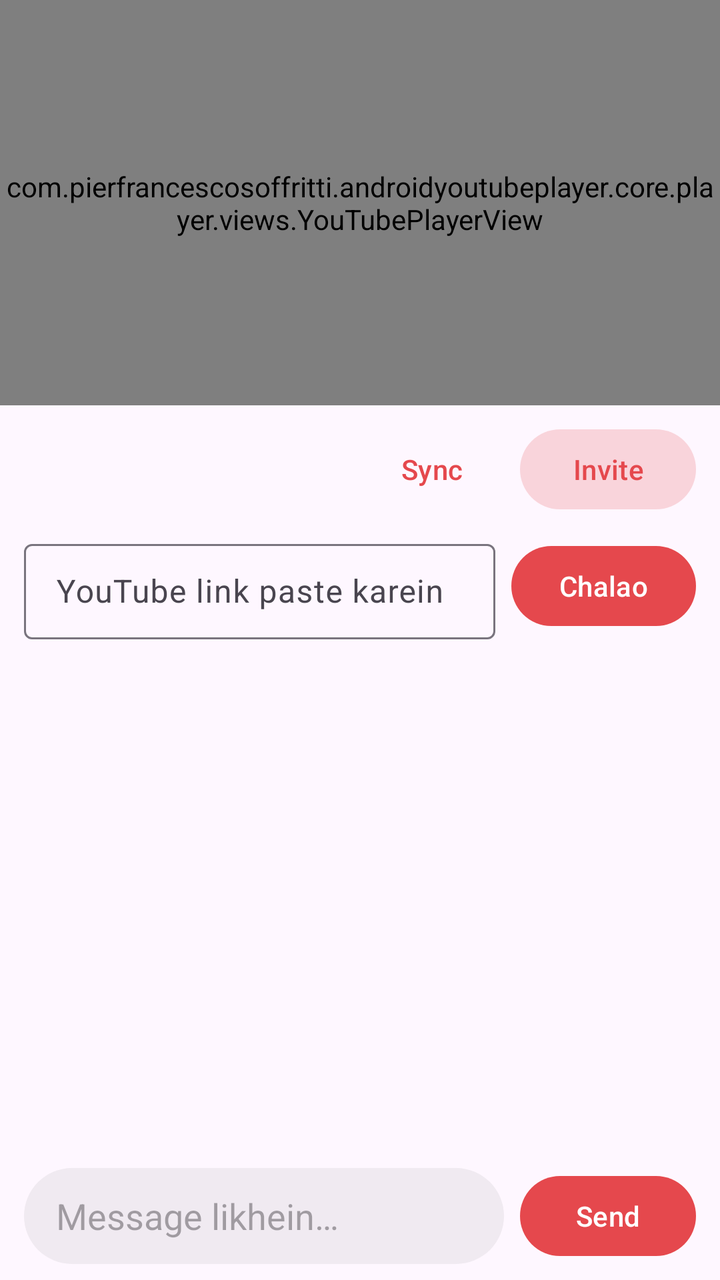
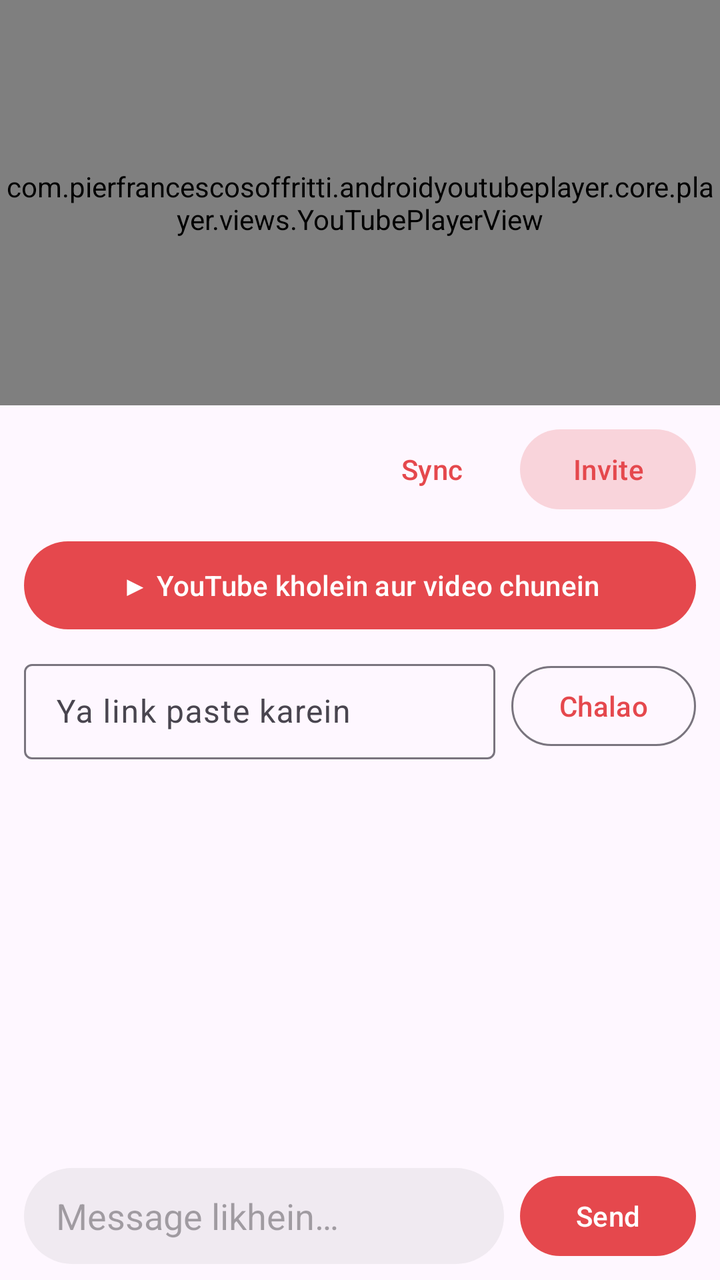

Before-and-after screenshots of an Android layout around one commit, followed by the original layout XML and the change that was made.
<!-- AndroidManifest.xml: application theme Theme.WatchTogether -->
<!-- res/layout/activity_room.xml -->
<?xml version="1.0" encoding="utf-8"?>
<androidx.constraintlayout.widget.ConstraintLayout xmlns:android="http://schemas.android.com/apk/res/android"
    xmlns:app="http://schemas.android.com/apk/res-auto"
    android:layout_width="match_parent"
    android:layout_height="match_parent">

    <com.pierfrancescosoffritti.androidyoutubeplayer.core.player.views.YouTubePlayerView
        android:id="@+id/player"
        android:layout_width="0dp"
        android:layout_height="0dp"
        app:enableAutomaticInitialization="false"
        app:layout_constraintDimensionRatio="H,16:9"
        app:layout_constraintEnd_toEndOf="parent"
        app:layout_constraintStart_toStartOf="parent"
        app:layout_constraintTop_toTopOf="parent" />

    <LinearLayout
        android:layout_width="0dp"
        android:layout_height="0dp"
        android:orientation="vertical"
        android:paddingHorizontal="12dp"
        android:paddingBottom="8dp"
        app:layout_constraintBottom_toBottomOf="parent"
        app:layout_constraintEnd_toEndOf="parent"
        app:layout_constraintStart_toStartOf="parent"
        app:layout_constraintTop_toBottomOf="@id/player">

        <LinearLayout
            android:layout_width="match_parent"
            android:layout_height="wrap_content"
            android:layout_marginTop="8dp"
            android:gravity="center_vertical"
            android:orientation="horizontal">

            <LinearLayout
                android:layout_width="0dp"
                android:layout_height="wrap_content"
                android:layout_weight="1"
                android:orientation="vertical">

                <TextView
                    android:id="@+id/roomCode"
                    android:layout_width="wrap_content"
                    android:layout_height="wrap_content"
                    android:textAppearance="?attr/textAppearanceTitleMedium"
                    android:textIsSelectable="true"
                    android:textStyle="bold" />

                <TextView
                    android:id="@+id/memberCount"
                    android:layout_width="wrap_content"
                    android:layout_height="wrap_content"
                    android:textAppearance="?attr/textAppearanceBodySmall" />
            </LinearLayout>

            <com.google.android.material.button.MaterialButton
                android:id="@+id/resyncButton"
                style="@style/Widget.Material3.Button.TextButton"
                android:layout_width="wrap_content"
                android:layout_height="wrap_content"
                android:text="@string/resync" />

            <com.google.android.material.button.MaterialButton
                android:id="@+id/shareButton"
                style="@style/Widget.Material3.Button.TonalButton"
                android:layout_width="wrap_content"
                android:layout_height="wrap_content"
                android:text="@string/invite" />
        </LinearLayout>

        <LinearLayout
            android:layout_width="match_parent"
            android:layout_height="wrap_content"
            android:layout_marginTop="8dp"
            android:gravity="center_vertical"
            android:orientation="horizontal">

            <com.google.android.material.textfield.TextInputLayout
                style="@style/Widget.Material3.TextInputLayout.OutlinedBox.Dense"
                android:layout_width="0dp"
                android:layout_height="wrap_content"
                android:layout_weight="1"
                android:hint="@string/paste_link">

                <com.google.android.material.textfield.TextInputEditText
                    android:id="@+id/urlInput"
                    android:layout_width="match_parent"
                    android:layout_height="wrap_content"
                    android:imeOptions="actionGo"
                    android:inputType="textUri"
                    android:maxLines="1" />
            </com.google.android.material.textfield.TextInputLayout>

            <com.google.android.material.button.MaterialButton
                android:id="@+id/loadButton"
                android:layout_width="wrap_content"
                android:layout_height="wrap_content"
                android:layout_marginStart="8dp"
                android:text="@string/play" />
        </LinearLayout>

        <androidx.recyclerview.widget.RecyclerView
            android:id="@+id/chatList"
            android:layout_width="match_parent"
            android:layout_height="0dp"
            android:layout_marginTop="8dp"
            android:layout_weight="1"
            android:clipToPadding="false"
            android:paddingVertical="4dp" />

        <LinearLayout
            android:layout_width="match_parent"
            android:layout_height="wrap_content"
            android:gravity="center_vertical"
            android:orientation="horizontal">

            <EditText
                android:id="@+id/messageInput"
                android:layout_width="0dp"
                android:layout_height="48dp"
                android:layout_weight="1"
                android:background="@drawable/input_bg"
                android:hint="@string/message_hint"
                android:imeOptions="actionSend"
                android:importantForAutofill="no"
                android:inputType="textShortMessage|textCapSentences"
                android:maxLines="1"
                android:paddingHorizontal="16dp" />

            <com.google.android.material.button.MaterialButton
                android:id="@+id/sendButton"
                android:layout_width="wrap_content"
                android:layout_height="wrap_content"
                android:layout_marginStart="8dp"
                android:text="@string/send" />
        </LinearLayout>
    </LinearLayout>
</androidx.constraintlayout.widget.ConstraintLayout>
<!-- resources referenced by this layout -->
<resources>
  <!-- drawable input_bg (drawable) -->
  <?xml version="1.0" encoding="utf-8"?>
  <shape xmlns:android="http://schemas.android.com/apk/res/android" android:shape="rectangle">
      <solid android:color="@color/input_bg" />
      <corners android:radius="24dp" />
  </shape>
  <string name="invite">Invite</string>
  <string name="message_hint">Message likhein…</string>
  <string name="paste_link">YouTube link paste karein</string>
  <string name="play">Chalao</string>
  <string name="resync">Sync</string>
  <string name="send">Send</string>
  <style name="Theme.WatchTogether" parent="Theme.Material3.DayNight.NoActionBar">
          <item name="colorPrimary">@color/accent</item>
          <item name="colorOnPrimary">#FFFFFF</item>
          <item name="colorSecondaryContainer">#33E5484D</item>
          <item name="colorOnSecondaryContainer">@color/accent</item>
      </style>
  <color name="input_bg">#1F888888</color>
  <color name="accent">#E5484D</color>
</resources>

<!-- the commit's change to res/layout/activity_room.xml (unified diff, before → after) -->
@@ -68,6 +68,13 @@
                 android:text="@string/invite" />
         </LinearLayout>
 
+        <com.google.android.material.button.MaterialButton
+            android:id="@+id/youtubeButton"
+            android:layout_width="match_parent"
+            android:layout_height="52dp"
+            android:layout_marginTop="8dp"
+            android:text="@string/open_youtube" />
+
         <LinearLayout
             android:layout_width="match_parent"
             android:layout_height="wrap_content"
@@ -93,6 +100,7 @@
 
             <com.google.android.material.button.MaterialButton
                 android:id="@+id/loadButton"
+                style="@style/Widget.Material3.Button.OutlinedButton"
                 android:layout_width="wrap_content"
                 android:layout_height="wrap_content"
                 android:layout_marginStart="8dp"
<!-- resource entries referenced after the edit -->
@@ -8,7 +8,8 @@
   </shape>
   <string name="invite">Invite</string>
   <string name="message_hint">Message likhein…</string>
-  <string name="paste_link">YouTube link paste karein</string>
+  <string name="open_youtube">▶  YouTube kholein aur video chunein</string>
+  <string name="paste_link">Ya link paste karein</string>
   <string name="play">Chalao</string>
   <string name="resync">Sync</string>
   <string name="send">Send</string>
